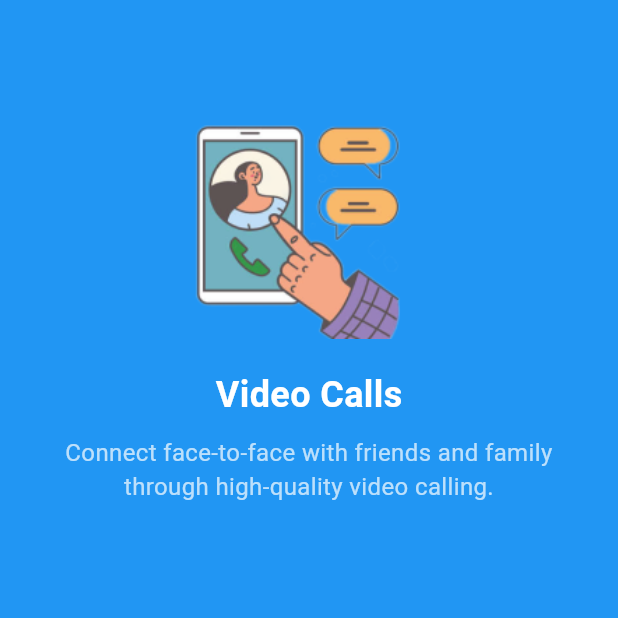
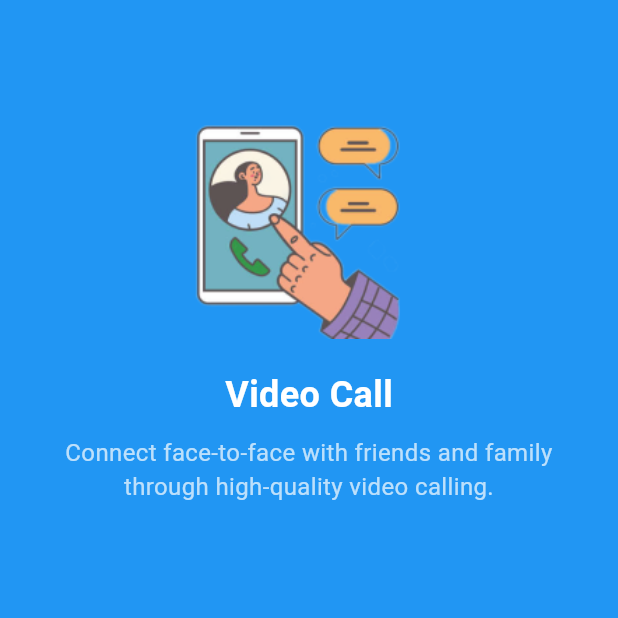
Before and after one commit to Dlhuutien/CNM_moblie, a Flutter app: the screen it shows after launch, swiped to page 2, on a phone screen of 412 x 824 dp, the top half of it. Run offline on Flutter 3.47's test engine with Material 3 defaults, Android fonts, the phone set to English and light mode, and no system bars; our stand-ins replace dio, easy_localization, emoji_picker_flutter, file_picker, firebase_auth, firebase_core and 5 more; missing offline and left inert: flutter_sound; accounts and stored records are empty.

Commit message:
test_trans_intro_screen

```diff
--- a/chating_app/lib/screens/introduction_screen.dart
+++ b/chating_app/lib/screens/introduction_screen.dart
@@ -1,4 +1,5 @@
 import 'package:flutter/material.dart';
+import 'package:easy_localization/easy_localization.dart';
 class IntroductionScreen extends StatelessWidget {
   const IntroductionScreen({super.key});
 
@@ -11,26 +12,26 @@ class IntroductionScreen extends StatelessWidget {
           buildPage(
             context,
             'assets/images/Introduction_group_chating.png',
-            'Group Chatting',
-            'Collaborate effortlessly with multiple people in a single conversation, sharing messages, files, and media.',
+            'Group Chatting'.tr(),
+            'Collaborate effortlessly with multiple people in a single conversation, sharing messages, files, and media.'.tr(),
           ),
           buildPage(
             context,
             'assets/images/Introduction_video_calls.png',
-            'Video Calls',
-            'Connect face-to-face with friends and family through high-quality video calling.',
+            'Video Call'.tr(),
+            'Connect face-to-face with friends and family through high-quality video calling.'.tr(),
           ),
           buildPage(
             context,
             'assets/images/Introduction_profile.png',
-            'Profile',
-            'Showcase a customizable profile, including photos, bios, and personal details.',
+            'Profile'.tr(),
+            'Showcase a customizable profile, including photos, bios, and personal details.'.tr(),
           ),
           buildPage(
             context,
             'assets/images/Introduction_file_sharing.png',
-            'File Sharing',
-            'Share documents, images, and videos instantly with your contacts.',
+            'File Sharing'.tr(),
+            'Share documents, images, and videos instantly with your contacts.'.tr(),
           ),
         ],
       ),
@@ -97,7 +98,7 @@ class IntroductionScreen extends StatelessWidget {
                   child: const Text(
                     "Get started",
                     style: TextStyle(fontSize: 18, color: Colors.white),
-                  ),
+                  ).tr(),
                 ),
               ],
             ),
```
Also changed, not shown: chating_app/assets/translations/en.json (+6 -3 lines), chating_app/assets/translations/vi.json (+5 -2 lines).
